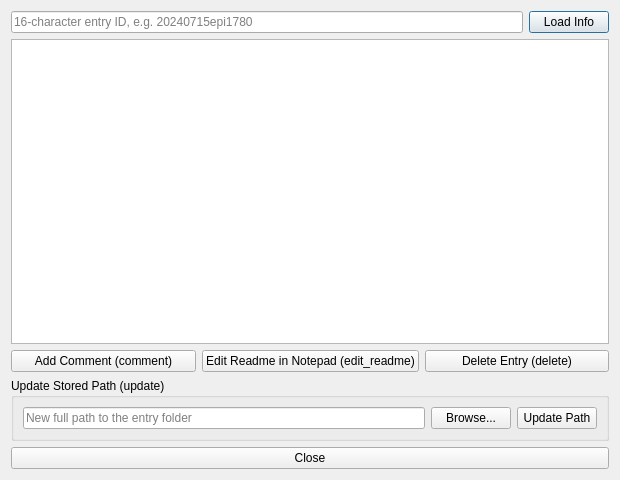
ge23jud/Fabrication-Database, file manage_entry_dialog.ui: the form before one commit.
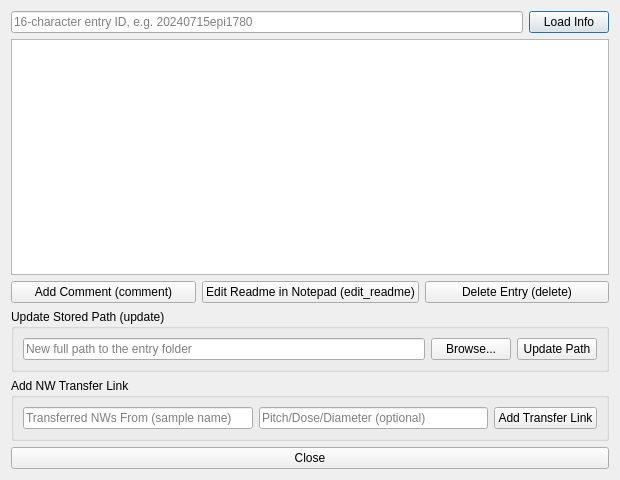
The form after the commit.

Commit message:
Reorganize New Sample form into 3 rows, propagate transfer links on cleave
Splits the New Sample form's cleave and transfer fields into separate
rows (name / cleave / transfer) for a cleaner layout. cleave() now also
copies the parent's transfer_parents onto newly cleaved children, since
a cleaved piece still physically carries any NWs the parent received.
Also backfills transfer_parents/transfer_children for existing samples
from the Excel Sample Overview's "NW Transfer" donor cells.

Diff of the .ui file:
```diff
--- a/manage_entry_dialog.ui
+++ b/manage_entry_dialog.ui
@@ -85,6 +85,36 @@
      </layout>
     </widget>
    </item>
+   <item>
+    <widget class="QGroupBox" name="groupTransferLink">
+     <property name="title">
+      <string>Add NW Transfer Link</string>
+     </property>
+     <layout class="QHBoxLayout" name="groupTransferLinkHLayout">
+      <item>
+       <widget class="QLineEdit" name="transferFromEdit">
+        <property name="placeholderText">
+         <string>Transferred NWs From (sample name)</string>
+        </property>
+       </widget>
+      </item>
+      <item>
+       <widget class="QLineEdit" name="transferParamEdit">
+        <property name="placeholderText">
+         <string>Pitch/Dose/Diameter (optional)</string>
+        </property>
+       </widget>
+      </item>
+      <item>
+       <widget class="QPushButton" name="transferLinkSubmitBtn">
+        <property name="text">
+         <string>Add Transfer Link</string>
+        </property>
+       </widget>
+      </item>
+     </layout>
+    </widget>
+   </item>
    <item>
     <widget class="QPushButton" name="closeBtn">
      <property name="text">
```
The commit also changes 5 other files.
